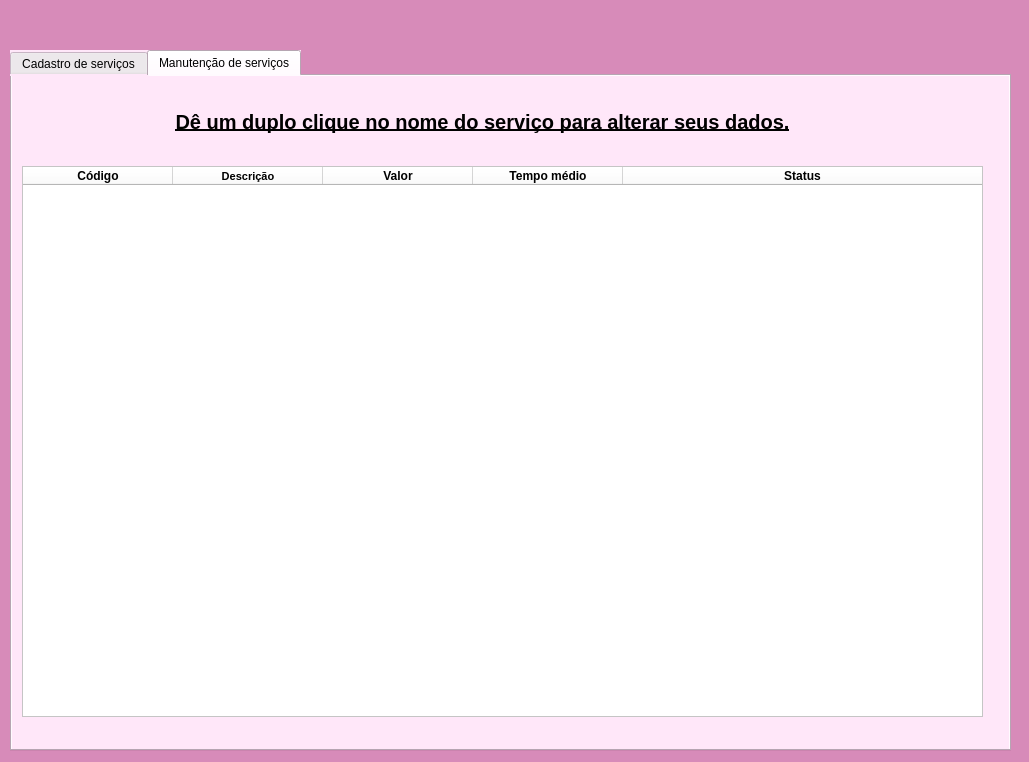
First picture: the form in telas_duda/servicos.ui, repository JVwolfart/PROJETO-SALAO-JOVEM-PROGRAMADOR, before the edit.
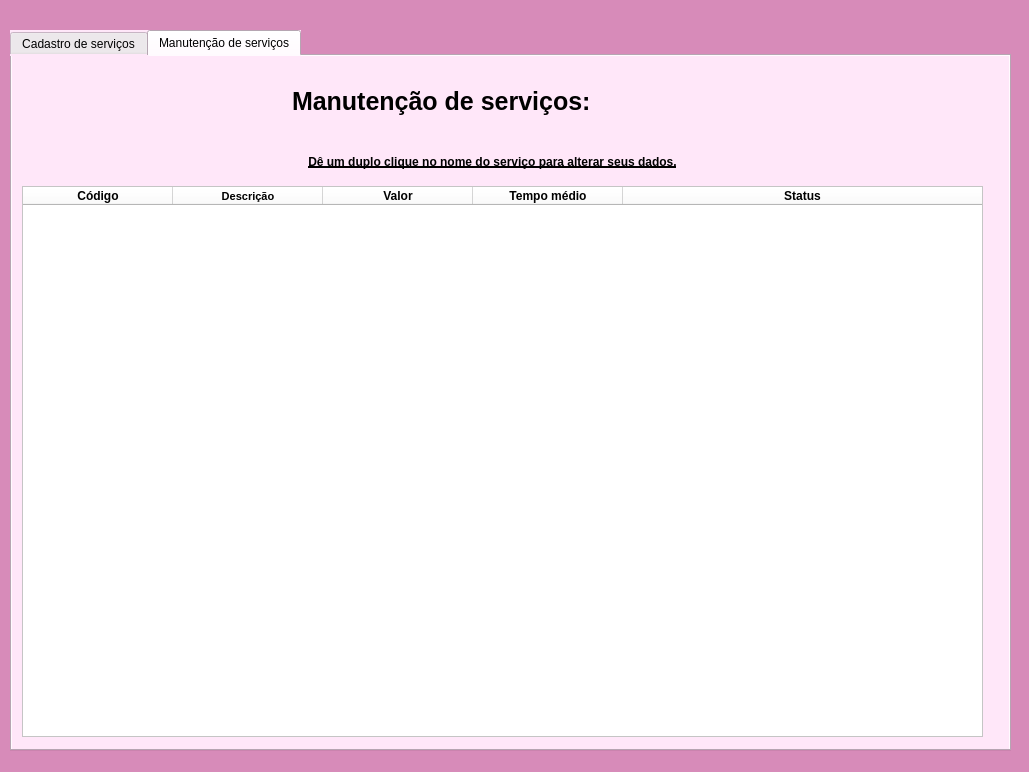
Second picture: the form after the edit. The open tabs and pages were chosen to show the change. Icons and pictures are not drawn.

Diff of the .ui file:
```diff
--- a/telas_duda/servicos.ui
+++ b/telas_duda/servicos.ui
@@ -13,7 +13,7 @@
     <x>0</x>
     <y>0</y>
     <width>1029</width>
-    <height>762</height>
+    <height>772</height>
    </rect>
   </property>
   <property name="minimumSize">
@@ -71,9 +71,9 @@
     <property name="geometry">
      <rect>
       <x>10</x>
-      <y>50</y>
+      <y>30</y>
       <width>1001</width>
-      <height>701</height>
+      <height>721</height>
      </rect>
     </property>
     <property name="cursor">
@@ -253,15 +253,15 @@
      <widget class="QLabel" name="label_4">
       <property name="geometry">
        <rect>
-        <x>10</x>
-        <y>20</y>
+        <x>20</x>
+        <y>80</y>
         <width>921</width>
         <height>51</height>
        </rect>
       </property>
       <property name="font">
        <font>
-        <pointsize>15</pointsize>
+        <pointsize>9</pointsize>
         <weight>75</weight>
         <bold>true</bold>
         <underline>true</underline>
@@ -281,7 +281,7 @@
       <property name="geometry">
        <rect>
         <x>10</x>
-        <y>90</y>
+        <y>130</y>
         <width>961</width>
         <height>551</height>
        </rect>
@@ -402,6 +402,29 @@
        </property>
       </column>
      </widget>
+     <widget class="QLabel" name="label_6">
+      <property name="geometry">
+       <rect>
+        <x>280</x>
+        <y>20</y>
+        <width>531</width>
+        <height>51</height>
+       </rect>
+      </property>
+      <property name="font">
+       <font>
+        <pointsize>19</pointsize>
+        <weight>75</weight>
+        <bold>true</bold>
+       </font>
+      </property>
+      <property name="styleSheet">
+       <string notr="true">color: rgb(0, 0, 0);</string>
+      </property>
+      <property name="text">
+       <string>Manutenção de serviços:</string>
+      </property>
+     </widget>
     </widget>
    </widget>
   </widget>
```
Left out of the diff: 16 changed lines with no effect on the pictures.
